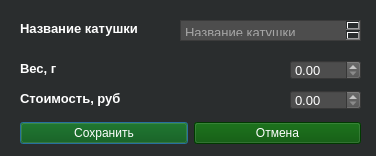
This is src/view/ui/add_plastic.ui in Ranzo/Calc3d_by_Risen as Qt 5 draws it before an edit. The edited form follows.
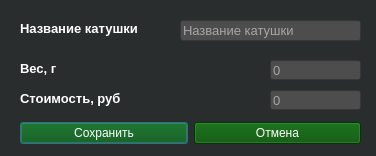
This is the edited form.

Commit message: fix: #15 QSpin -> QEditLine

```diff
--- a/src/view/ui/add_plastic.ui
+++ b/src/view/ui/add_plastic.ui
@@ -73,7 +73,7 @@
         <string>Название катушки</string>
       </property>
     </widget>
-    <widget class="QTextEdit" name="input_name">
+    <widget class="QLineEdit" name="input_name">
       <property name="geometry">
         <rect>
           <x>180</x>
@@ -82,13 +82,20 @@
           <height>21</height>
         </rect>
       </property>
+      <property name="sizePolicy">
+        <sizepolicy hsizetype="Fixed" vsizetype="Fixed">
+          <horstretch>0</horstretch>
+          <verstretch>0</verstretch>
+        </sizepolicy>
+      </property>
       <property name="font">
         <font>
           <pointsize>10</pointsize>
+          <stylestrategy>PreferAntialias</stylestrategy>
         </font>
       </property>
       <property name="styleSheet">
-        <string notr="true">background-color: rgb(77, 77, 77);</string>
+        <string notr="true">background-color: rgb(77, 77, 77); text-align: right;</string>
       </property>
       <property name="placeholderText">
         <string>Название катушки</string>
@@ -116,12 +123,12 @@
         <string>Вес, г</string>
       </property>
     </widget>
-    <widget class="QDoubleSpinBox" name="input_weight">
+    <widget class="QLineEdit" name="input_weight">
       <property name="geometry">
         <rect>
-          <x>290</x>
+          <x>270</x>
           <y>60</y>
-          <width>71</width>
+          <width>91</width>
           <height>20</height>
         </rect>
       </property>
@@ -131,13 +138,10 @@
         </font>
       </property>
       <property name="styleSheet">
-        <string notr="true">background-color: rgb(77, 77, 77);</string>
+        <string notr="true">background-color: rgb(77, 77, 77); text-align: right;</string>
       </property>
-      <property name="minimum">
-        <double>0.000000000000000</double>
-      </property>
-      <property name="maximum">
-        <double>99999.000000000000000</double>
+      <property name="placeholderText">
+        <string>0</string>
       </property>
     </widget>
     <widget class="QLabel" name="cost_label">
@@ -162,12 +166,12 @@
         <string>Стоимость, руб</string>
       </property>
     </widget>
-    <widget class="QDoubleSpinBox" name="input_price">
+    <widget class="QLineEdit" name="input_price">
       <property name="geometry">
         <rect>
-          <x>290</x>
+          <x>270</x>
           <y>90</y>
-          <width>71</width>
+          <width>91</width>
           <height>20</height>
         </rect>
       </property>
@@ -177,13 +181,10 @@
         </font>
       </property>
       <property name="styleSheet">
-        <string notr="true">background-color: rgb(77, 77, 77);</string>
+        <string notr="true">background-color: rgb(77, 77, 77); text-align: right;</string>
       </property>
-      <property name="minimum">
-        <double>0.000000000000000</double>
-      </property>
-      <property name="maximum">
-        <double>99999.000000000000000</double>
+      <property name="placeholderText">
+        <string>0</string>
       </property>
     </widget>
   </widget>
```
Left out of the diff: 2 changed lines with no effect on the pictures. The commit also changes 11 other files.
